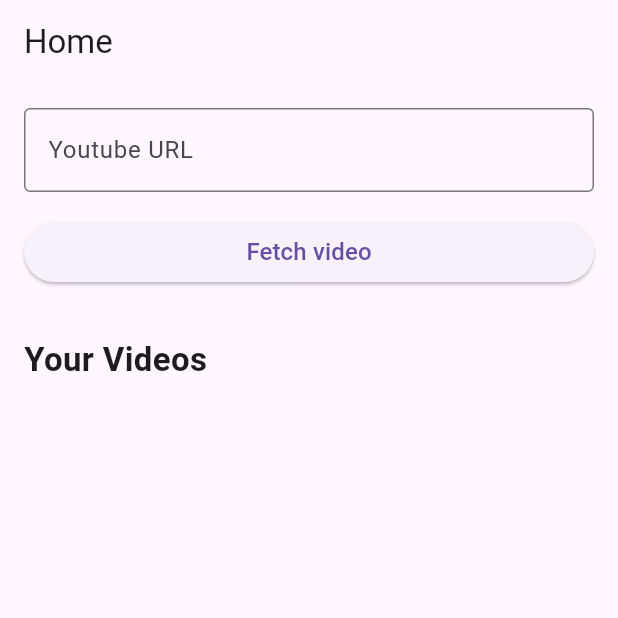
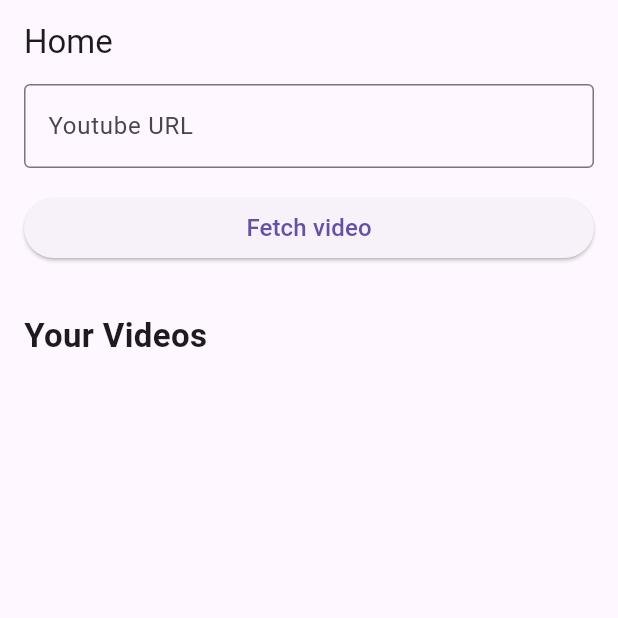
Before and after one commit to spencerchubb/aipodclips, a Flutter app: the screen it shows once a user with an empty profile is signed in, on a phone screen of 412 x 824 dp, the top half of it. Run offline on Flutter 3.47's test engine with Material 3 defaults, Android fonts, the phone set to English and light mode, and no system bars; our stand-ins replace cloud_firestore, firebase_auth, firebase_core, flutter_svg, google_sign_in; accounts and stored records are empty.

Commit message:
improve home page style

```diff
--- a/flutterapp/lib/pages/home.dart
+++ b/flutterapp/lib/pages/home.dart
@@ -25,11 +25,11 @@ class _HomePageState extends State<HomePage> {
       appBar: AppBar(
         title: const Text('Home'),
       ),
-      body: Padding(
-        padding: const EdgeInsets.all(16.0),
-        child: Column(
+      body: Column(
         children: [
-            TextField(
+          Padding(
+            padding: const EdgeInsets.only(left: 16, right: 16),
+            child: TextField(
               controller: _urlController,
               onChanged: (value) {
                 setState(() => fetchVideoText = 'Fetch video');
@@ -39,8 +39,11 @@ class _HomePageState extends State<HomePage> {
                 border: OutlineInputBorder(),
               ),
             ),
+          ),
           const SizedBox(height: 16),
-            SizedBox(
+          Padding(
+            padding: const EdgeInsets.only(left: 16, right: 16),
+            child: SizedBox(
               width: double.infinity,
               child: ElevatedButton(
                 onPressed: () async {
@@ -68,8 +71,10 @@ class _HomePageState extends State<HomePage> {
                 ),
               ),
             ),
+          ),
           const SizedBox(height: 32),
           Container(
+            padding: const EdgeInsets.only(left: 16, right: 16),
             alignment: Alignment.centerLeft,
             child: Text(
               'Your Videos',
@@ -78,7 +83,6 @@ class _HomePageState extends State<HomePage> {
           ),
           VideosList(),
         ],
-        ),
       ),
     );
   }
@@ -91,6 +95,7 @@ class _HomePageState extends State<HomePage> {
 }
 
 class VideosList extends StatelessWidget {
+  const VideosList({super.key});
   @override
   Widget build(BuildContext context) {
     return Expanded(
@@ -98,6 +103,7 @@ class VideosList extends StatelessWidget {
         stream: FirebaseFirestore.instance
             .collection('videos')
             .where('uid', isEqualTo: FirebaseAuth.instance.currentUser?.uid)
+            .orderBy('createdAt', descending: true)
             .snapshots(),
         builder: (context, snapshot) {
           return ListView.builder(
@@ -105,17 +111,29 @@ class VideosList extends StatelessWidget {
             itemBuilder: (context, index) {
               final video = snapshot.data?.docs[index];
               final title = video?['title'] ?? 'Error :(';
-              return Padding(
-                padding: const EdgeInsets.only(top: 8),
-                child: ElevatedButton(
-                  onPressed: () {
+              return InkWell(
+                onTap: () {
                   if (video == null) return;
-                    context
-                        .read<VideoNotifier>()
-                        .setVideo(Video.fromDoc(video));
+                  context.read<VideoNotifier>().setVideo(Video.fromDoc(video));
                   MyNavigator.pushNamed('/video');
                 },
-                  child: Text(title),
+                child: Container(
+                  padding: const EdgeInsets.only(
+                    left: 16,
+                    right: 16,
+                    top: 8,
+                    bottom: 8,
+                  ),
+                  // padding: const EdgeInsets.all
+                  decoration: BoxDecoration(
+                    border: index > 0
+                        ? Border(top: BorderSide(color: Colors.grey))
+                        : Border(),
+                  ),
+                  child: Text(
+                    title,
+                    style: TextStyle(fontSize: 16),
+                  ),
                 ),
               );
             },
--- a/flutterapp/lib/pages/video.dart
+++ b/flutterapp/lib/pages/video.dart
@@ -113,7 +113,7 @@ class _NoTranscriptState extends State<NoTranscript> {
           });
           videoNotifier.setVideo(video.copyWith(transcript: response));
         },
-        child: const Text('Transcribe video'),
+        child: Text(isTranscribing ? 'Transcribing... ⏳' : 'Transcribe'),
       ),
     );
   }
```
Also changed, not shown: 1 other file. Lines whose indentation alone changed are shown as unchanged.
